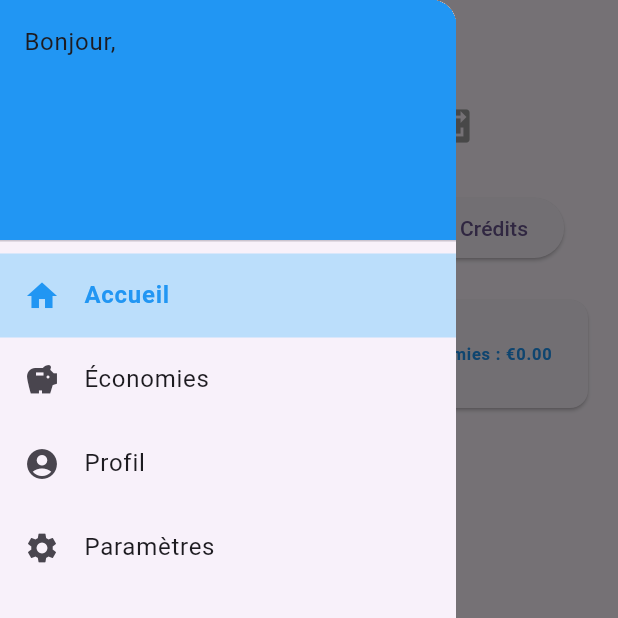
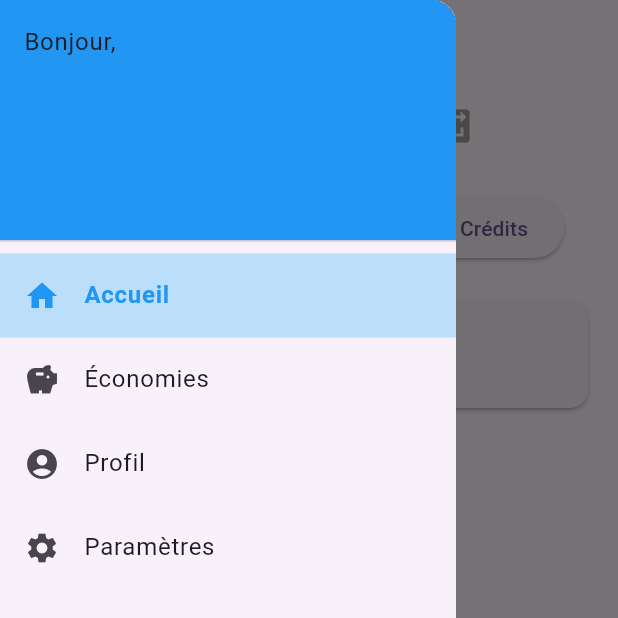
Before and after one commit to PavelDelhomme/flutter_budget_management, a Flutter app: the screen it shows once a user with an empty profile is signed in, item 2 of the bottom bar chosen, with the side drawer open, on a phone screen of 412 x 824 dp, the top half of it. Run offline on Flutter 3.47's test engine with Material 3 defaults, Android fonts, the phone set to English and light mode, and no system bars; our stand-ins replace another_flushbar, cloud_firestore, firebase_auth, firebase_core, firebase_storage, flutter_map and 7 more; missing offline and left inert: nominatim_geocoding; accounts and stored records are empty.

Commit message:
Affichage des économie que si affiuchage de tout du coup enfaite bref bref

```diff
--- a/lib/views/budget/transaction/base/transactions_base_view.dart
+++ b/lib/views/budget/transaction/base/transactions_base_view.dart
@@ -355,7 +355,6 @@ class _TransactionsBaseViewState extends State<TransactionsBaseView> {
                 });
               },
             ),
-            // Affichage de la vue actuelle
             Text(
               isViewingMonth ? " (Mois)" : " (Jour)",
               style: const TextStyle(color: Colors.grey),
@@ -370,7 +369,7 @@ class _TransactionsBaseViewState extends State<TransactionsBaseView> {
                   showOnlyRecurring = !showOnlyRecurring;
                 });
               },
-              tooltip: showOnlyRecurring ? "Afficher toutes les transactions": "Afficher les transactions réccurentes",
+              tooltip: showOnlyRecurring ? "Afficher toutes les transactions" : "Afficher les transactions récurrentes",
             )
           ],
         ),
@@ -398,7 +397,7 @@ class _TransactionsBaseViewState extends State<TransactionsBaseView> {
             ),
             const SizedBox(height: 20),
             StreamBuilder<Map<String, dynamic>>(
-              stream: _getTransactions(), // Utilise les transactions du jour
+              stream: _getTransactions(),
               builder: (context, snapshot) {
                 if (snapshot.connectionState == ConnectionState.waiting) {
                   return const Center(child: CircularProgressIndicator());
@@ -432,10 +431,12 @@ class _TransactionsBaseViewState extends State<TransactionsBaseView> {
                             'Total Débit : €${totalDebit.toStringAsFixed(2)}',
                             style: const TextStyle(color: Colors.red, fontWeight: FontWeight.bold),
                           ),
-                          trailing: Text(
+                          trailing: (isViewingMonth && !showOnlyRecurring && transactionFilter == "all")
+                              ? Text(
                             'Économies : €${(totalCredit - totalDebit).toStringAsFixed(2)}',
                             style: const TextStyle(color: Colors.blue, fontWeight: FontWeight.bold),
-                          ),
+                          )
+                              : null,
                         ),
                       ),
                       const SizedBox(height: 20),
@@ -453,14 +454,12 @@ class _TransactionsBaseViewState extends State<TransactionsBaseView> {
                             return Dismissible(
                               key: Key(transaction.id),
                               direction: DismissDirection.horizontal,
-                              // Swipe sur la droite pour supprimer
                               background: Container(
                                 color: Colors.red,
                                 padding: const EdgeInsets.symmetric(horizontal: 20),
                                 alignment: Alignment.centerLeft,
                                 child: const Icon(Icons.delete, color: Colors.white),
                               ),
-                              // Swipe sur la droite pour éditer
                               secondaryBackground: Container(
                                 color: Colors.blue,
                                 padding: const EdgeInsets.symmetric(horizontal: 20),
@@ -469,13 +468,11 @@ class _TransactionsBaseViewState extends State<TransactionsBaseView> {
                               ),
                               confirmDismiss: (direction) async {
                                 if (direction == DismissDirection.startToEnd) {
-                                  // Confirmer la suppression
                                   _deleteTransaction(context, transaction);
-                                  return false; // Ne pas supprimer automatiquement car géré par _deleteTransaction
+                                  return false;
                                 } else if (direction == DismissDirection.endToStart) {
-                                  // Ouvre l'écran de modification
                                   _editTransaction(context, transaction);
-                                  return false; // Ne supprime pas lors de l'édition
+                                  return false;
                                 }
                                 return false;
                               },
@@ -525,7 +522,7 @@ class _TransactionsBaseViewState extends State<TransactionsBaseView> {
                                     );
                                   },
                                 ),
-                              )
+                              ),
                             );
                           },
                         ),
```
Lines whose indentation alone changed are shown as unchanged.
